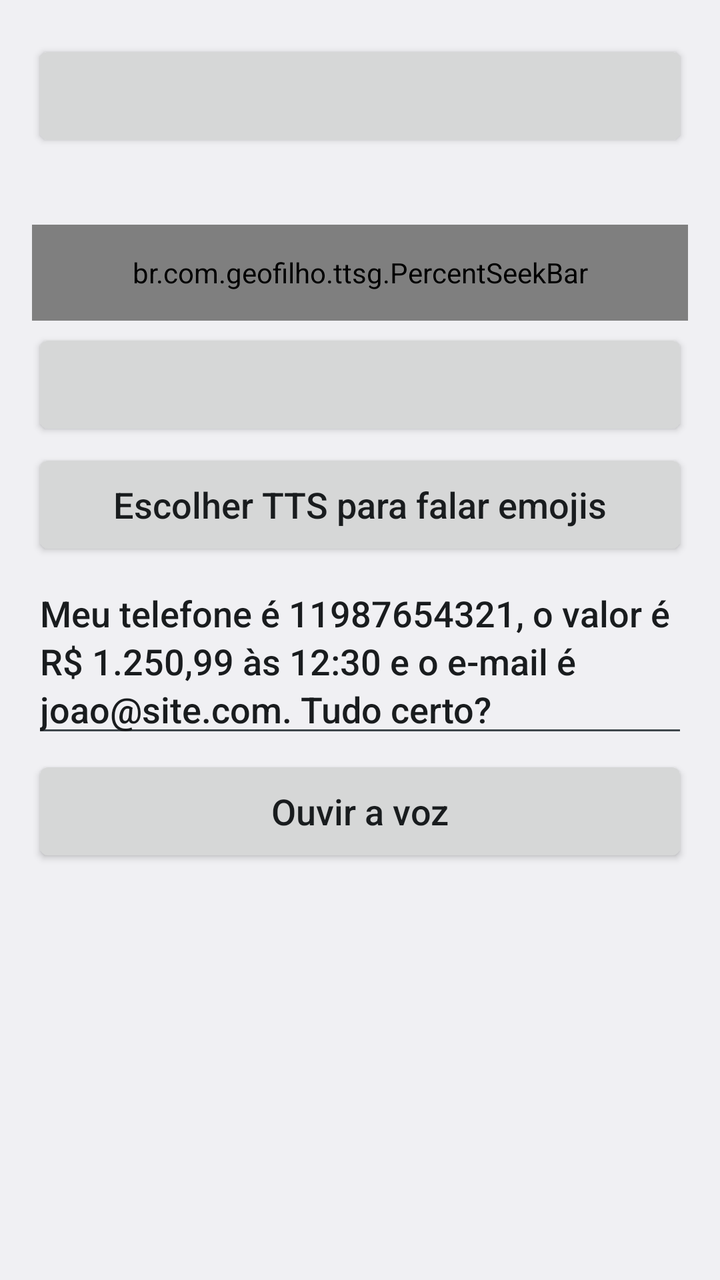
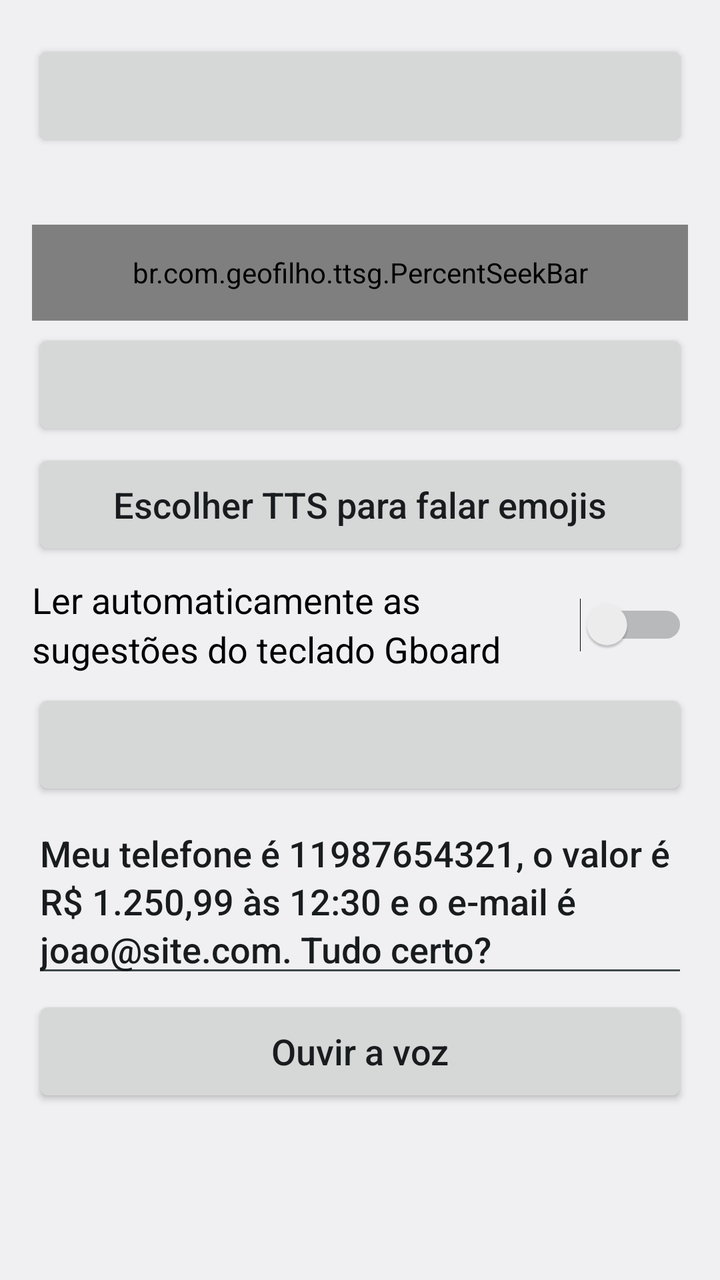

An Android layout rendered at two revisions. The XML below is the earlier revision; the diff shows what the commit changed to produce the second picture.
<!-- AndroidManifest.xml: application theme AppTheme -->
<!-- res/layout/activity_numbers.xml -->
<?xml version="1.0" encoding="utf-8"?>
<ScrollView xmlns:android="http://schemas.android.com/apk/res/android"
    android:layout_width="match_parent"
    android:layout_height="match_parent"
    android:fillViewport="true">

    <LinearLayout
        android:layout_width="match_parent"
        android:layout_height="wrap_content"
        android:orientation="vertical"
        android:padding="16dp">

        <Button
            android:id="@+id/btn_numbers"
            style="@style/Row" />

        <TextView
            android:id="@+id/lbl_number_rate"
            style="@style/SliderLabel" />

        <br.com.geofilho.ttsg.PercentSeekBar
            android:id="@+id/seek_number_rate"
            style="@style/Slider" />

        <Button
            android:id="@+id/btn_punctuation"
            style="@style/Row" />

        <Button
            android:id="@+id/btn_emoji"
            style="@style/Row"
            android:text="@string/emoji_voice" />

        <EditText
            android:id="@+id/edit_test"
            style="@style/Row"
            android:hint="@string/hint_test_text"
            android:importantForAutofill="no"
            android:inputType="textMultiLine|textCapSentences"
            android:text="@string/numbers_test_text" />

        <Button
            android:id="@+id/btn_test"
            style="@style/Row"
            android:text="@string/listen" />
    </LinearLayout>
</ScrollView>
<!-- resources referenced by this layout -->
<resources>
  <string name="emoji_voice">Escolher TTS para falar emojis</string>
  <string name="hint_test_text">Texto para testar a voz</string>
  <string name="listen">Ouvir a voz</string>
  <string name="numbers_test_text">Meu telefone é 11987654321, o valor é R$ 1.250,99 às 12:30 e o e-mail é joao@site.com. Tudo certo?</string>
  <style name="Row">
          <item name="android:layout_width">match_parent</item>
          <item name="android:layout_height">wrap_content</item>
          <item name="android:minHeight">56dp</item>
          <item name="android:layout_marginTop">4dp</item>
          
          <item name="android:textSize">18sp</item>
          <item name="android:textAllCaps">false</item>
          <item name="android:lineSpacingMultiplier">1.15</item>
          <item name="android:textColorHint">?android:attr/textColorSecondary</item>
      </style>
  <style name="Slider">
          <item name="android:layout_width">match_parent</item>
          <item name="android:layout_height">48dp</item>
          <item name="android:max">100</item>
      </style>
  <style name="SliderLabel">
          <item name="android:layout_width">match_parent</item>
          <item name="android:layout_height">wrap_content</item>
          <item name="android:layout_marginTop">12dp</item>
          <item name="android:textSize">18sp</item>
          <item name="android:lineSpacingMultiplier">1.15</item>
          <item name="android:importantForAccessibility">no</item>
      </style>
  <style name="AppTheme" parent="android:Theme.Material.Light.DarkActionBar" />
</resources>

<!-- the commit's change to res/layout/activity_numbers.xml (unified diff, before → after) -->
@@ -31,6 +31,15 @@
             style="@style/Row"
             android:text="@string/emoji_voice" />
 
+        <Switch
+            android:id="@+id/switch_gboard"
+            style="@style/Row"
+            android:text="@string/gboard_switch" />
+
+        <Button
+            android:id="@+id/btn_gboard_service"
+            style="@style/Row" />
+
         <EditText
             android:id="@+id/edit_test"
             style="@style/Row"
<!-- resource entries referenced after the edit -->
@@ -1,6 +1,7 @@
 <!-- resources referenced by this layout -->
 <resources>
   <string name="emoji_voice">Escolher TTS para falar emojis</string>
+  <string name="gboard_switch">Ler automaticamente as sugestões do teclado Gboard</string>
   <string name="hint_test_text">Texto para testar a voz</string>
   <string name="listen">Ouvir a voz</string>
   <string name="numbers_test_text">Meu telefone é 11987654321, o valor é R$ 1.250,99 às 12:30 e o e-mail é joao@site.com. Tudo certo?</string>
